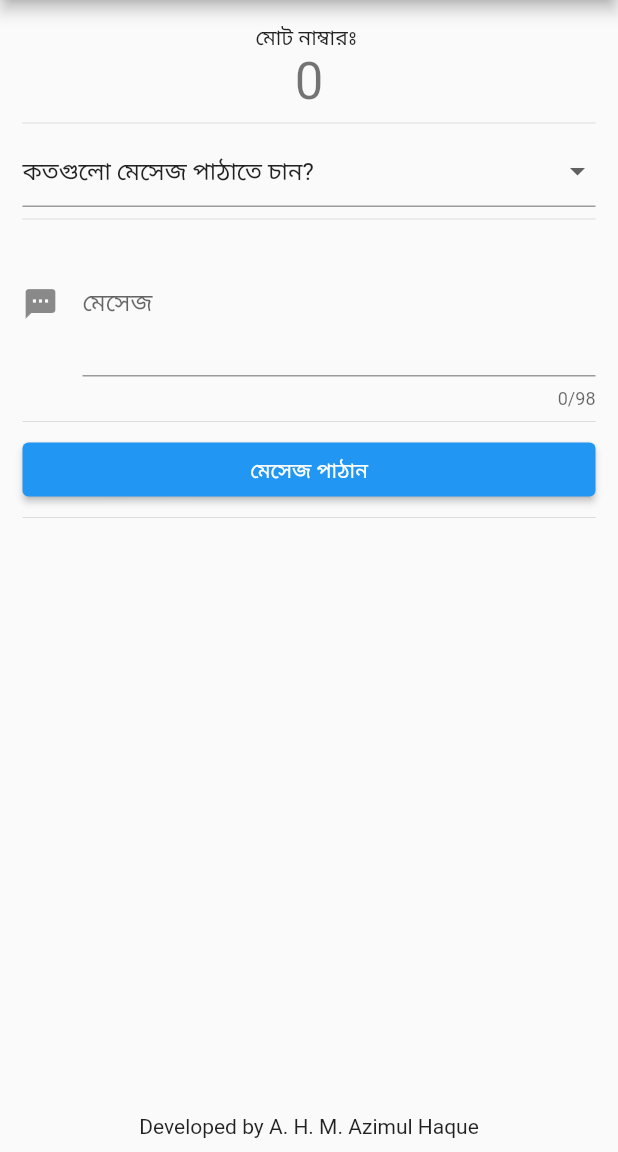
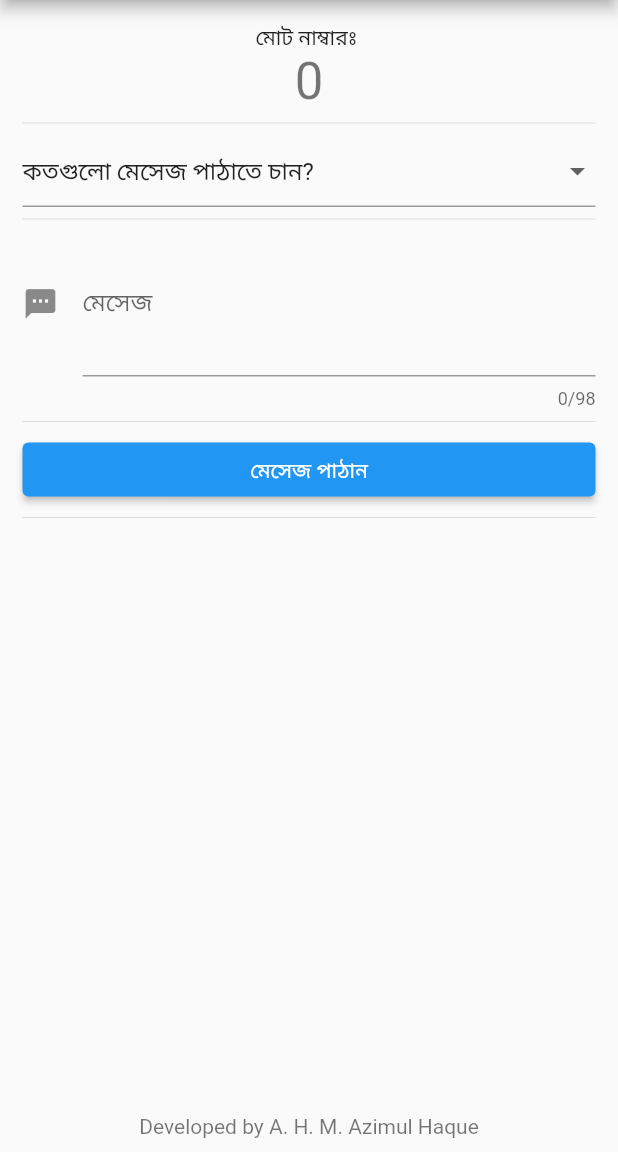
Before and after one commit to Azimul-Haque/kgschool_sms, a Flutter app: the screen it shows after launch, on a phone screen of 412 x 824 dp, the part 84-1236 px from its top. Run offline on Flutter 3.47's test engine with Material 2 defaults, Android fonts, the phone set to English and light mode, and no system bars; our stand-ins replace permission_handler, sqflite; missing offline and left inert: excel_to_json, flutter_sms; accounts and stored records are empty.

Commit message:
Commit Wed 07/27/2022  0:22:00.24 24253

```diff
--- a/lib/home.dart
+++ b/lib/home.dart
@@ -120,6 +120,7 @@ class _HomePageState extends State<HomePage> {
         child: Text(
           'Developed by A. H. M. Azimul Haque',
           textAlign: TextAlign.center,
+          style: TextStyle(color: Colors.black54),
         ),
       ),
 
```
